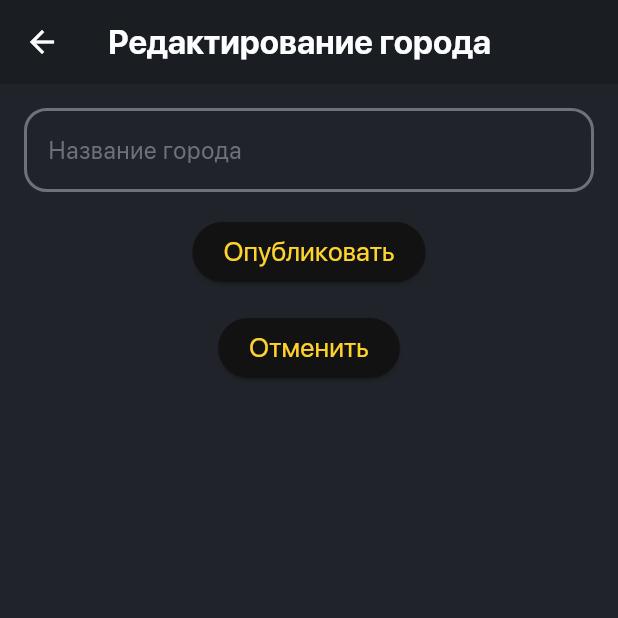
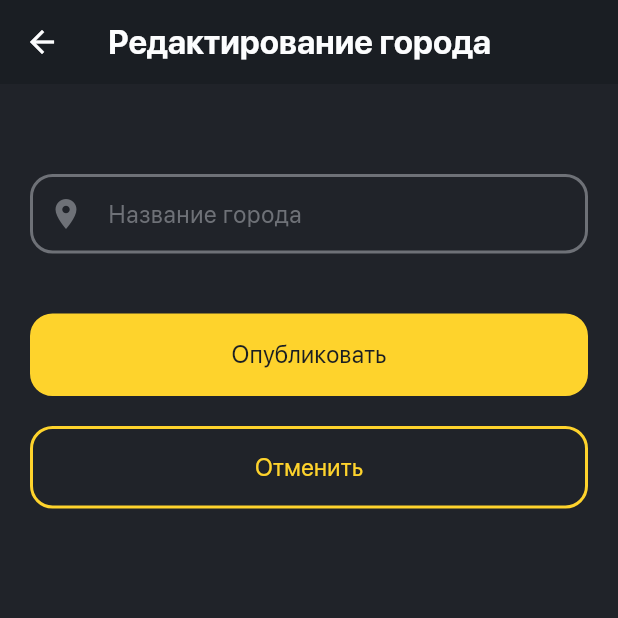
Before and after one commit to McAr0v/dvij_flutter, a Flutter app: the CityEditScreen screen opened directly, after a tap on "Опубликовать", after a tap on the "edit" icon, on a phone screen of 412 x 824 dp, the top half of it. Run offline on Flutter 3.47's test engine with Material 3 defaults, Android fonts, the phone set to English and light mode, and no system bars; our stand-ins replace firebase_auth, firebase_core, firebase_database, firebase_storage, flutter_svg, image_picker; accounts and stored records are empty; project files that could hold a hidden picture were left out.

Commit message:
Создан экран и виджет списка городов. Редактирую страницу создания/редактирования городов

```diff
--- a/lib/elements/cities_elements/city_element_in_cities_screen.dart
+++ b/lib/elements/cities_elements/city_element_in_cities_screen.dart
@@ -3,75 +3,83 @@ import '../../cities/city_class.dart';
 import '../../screens/cities_screens/city_add_or_edit_screen.dart';
 
 class CityElementInCitiesScreen extends StatelessWidget {
-  final List<City> cities;
+  final City city;
   final Function(String) onDeleteCity;
+  final int index;
 
-  const CityElementInCitiesScreen({Key? key, required this.cities, required this.onDeleteCity})
+  const CityElementInCitiesScreen({Key? key, required this.city, required this.onDeleteCity, required this.index})
       : super(key: key);
+
+  // ----- Виджет элемента списка городов на экране редактирования городов -----
 
   @override
   Widget build(BuildContext context) {
-    return _buildCitiesList();
-  }
 
-  Widget _buildCitiesList() {
-    if (cities.isEmpty) {
-      return Center(child: Text('Список городов пуст'));
-    } else {
-      return ListView.builder(
-        padding: const EdgeInsets.all(8.0),
-        itemCount: cities.length,
-        itemBuilder: (context, index) {
+    // ---- Все помещаем в колонку -----
     return Column(
       children: [
+
+        // ----- Теперь в строки
         Row(
           children: [
             // Порядковый номер строки
             Padding(
-                    padding: const EdgeInsets.all(8.0),
+              padding: const EdgeInsets.fromLTRB(0.0, 0.0, 10.0, 0.0),
               child: Text(
                 '${index + 1}.',
                 style: Theme.of(context).textTheme.labelMedium,
               ),
             ),
             // Название города и ID
+            // Expanded чтобы занимала все свободное пространство
             Expanded(
               child: Column(
                 crossAxisAlignment: CrossAxisAlignment.start,
                 children: [
+                  // --- Название города -----
                   Text(
-                          cities[index].name,
-                          style: Theme.of(context).textTheme.bodyLarge,
+                    city.name,
+                    style: Theme.of(context).textTheme.bodyMedium,
                   ),
-                        //SizedBox(height: 8.0),
+                  // ---- ID города -------
                   Text(
-                            'ID: ${cities[index].id}',
+                    'ID: ${city.id}',
                     style: Theme.of(context).textTheme.labelMedium,
                   ),
                 ],
               ),
             ),
+
             // Кнопки редактирования и удаления
             Row(
               children: [
+
+                // ---- Редактирование ----
                 IconButton(
                   icon: Icon(Icons.edit),
+                  // --- Уходим на экран редактирования -----
                   onPressed: () {
-                          Navigator.push(
+                    Navigator.pushReplacement(
                       context,
                       MaterialPageRoute(
-                              builder: (context) => CityEditScreen(city: cities[index]),
+                        builder: (context) => CityEditScreen(city: city),
                       ),
                     );
                   },
                 ),
+
+                // ---- Удаление ------
+
                 IconButton(
                   icon: Icon(Icons.delete),
+
+                  // ---- Запускаем функцию удаления города ----
+
                   onPressed: () async {
-                          String result = await City.deleteCity(cities[index].id);
+                    String result = await City.deleteCity(city.id);
 
                     if (result == 'success') {
-                            onDeleteCity(cities[index].id); // Уведомляем родительский виджет об удалении
+                      onDeleteCity(city.id); // Уведомляем родительский виджет об удалении
                       //TODO Сделать всплывающее оповещение что успешно
                     }
                   },
@@ -80,11 +88,10 @@ class CityElementInCitiesScreen extends StatelessWidget {
             ),
           ],
         ),
-              SizedBox(height: 16.0), // Расстояние между элементами
+
+        // ---- Расстояние между элементами -----
+        SizedBox(height: 15.0),
       ],
-          );
-        },
     );
   }
 }
-}
--- a/lib/screens/cities_screens/cities_list_screen.dart
+++ b/lib/screens/cities_screens/cities_list_screen.dart
@@ -1,6 +1,7 @@
 import 'package:flutter/material.dart';
 import '../../cities/city_class.dart';
 import '../../elements/cities_elements/city_element_in_cities_screen.dart';
+import '../../elements/loading_screen.dart';
 import '../../themes/app_colors.dart';
 import 'city_add_or_edit_screen.dart';
 
@@ -11,22 +12,43 @@ class CitiesListScreen extends StatefulWidget {
   _CitiesListScreenState createState() => _CitiesListScreenState();
 }
 
+// ---- Страница списка городов (Должна быть доступна только для админа)------
+
 class _CitiesListScreenState extends State<CitiesListScreen> {
+
+  // Список городов
   List<City> _cities = [];
-  bool _isAscending = true; // Переменная для отслеживания направления сортировки
 
+  // Переменная для отслеживания направления сортировки
+  bool _isAscending = true;
+
+  // Переменная, включающая экран загрузки
+  bool loading = true;
+
+  // --- Инициализируем состояние экрана ----
   @override
   void initState() {
     super.initState();
+
+    // Влючаем экран загрузки
+    loading = true;
+    // Получаем список городов
     _getCitiesFromDatabase();
+
   }
 
   @override
   Widget build(BuildContext context) {
     return Scaffold(
+      // --- Верхняя панель -----
       appBar: AppBar(
         title: Text('Список городов'),
+
+        // ---- Кнопки управления в AppBar ---
         actions: [
+
+          // СОРТИРОВКА
+
           IconButton(
             icon: Icon(
               Icons.sort,
@@ -37,38 +59,77 @@ class _CitiesListScreenState extends State<CitiesListScreen> {
               setState(() {
                 _isAscending = !_isAscending;
               });
-              // Обновляем список городов с новым направлением сортировки
-              _getCitiesFromDatabase();
+              // Сортируем список городов
+              City.sortCitiesByName(_cities, _isAscending);
             },
           ),
+
+          // Добавление нового города
+
           IconButton(
-            icon: Icon(Icons.add),
+            icon: const Icon(Icons.add),
+
+            // Переход на страницу создания города
             onPressed: () {
-              Navigator.push(
+              Navigator.pushReplacement(
                 context,
-                MaterialPageRoute(builder: (context) => CityEditScreen()),
+                MaterialPageRoute(
+                  builder: (context) => const CityEditScreen(),
+                ),
               );
             },
           ),
         ],
       ),
-      body: CityElementInCitiesScreen(
-        cities: _cities,
-        onDeleteCity: _onDeleteCity,
-      ),
+
+      // ----- Само тело экрана ------
+
+      body: Stack (
+        children: [
+          // --- ЕСЛИ ЭКРАН ЗАГРУЗКИ -----
+          if (loading) const LoadingScreen(loadingText: 'Подожди, идет загрузка городов')
+          // --- ЕСЛИ ГОРОДОВ НЕТ -----
+          else if (_cities.isEmpty) Center(child: Text('Список городов пуст'))
+          // --- ЕСЛИ ГОРОДА ЗАГРУЗИЛИСЬ
+          else ListView.builder(
+              // Открываем создатель списков
+                padding: const EdgeInsets.all(20.0),
+                itemCount: _cities.length,
+                // Шаблоны для элементов
+                itemBuilder: (context, index) {
+                  return CityElementInCitiesScreen(
+                      city: _cities[index],
+                      onDeleteCity: _onDeleteCity,
+                      index: index);
+                }
+            )
+        ],
+      )
     );
   }
 
+  // ---- Функция получения городов из БД -----
+
   Future<void> _getCitiesFromDatabase() async {
     try {
+      // --- Получаем список городов -----
       List<City> cities = await City.getCities(order: _isAscending);
+
+      // ---- Убираем экран загрузки -----
+      // ---- Подгружаем в переменную загруженные города -----
       setState(() {
+        loading = false;
         _cities = cities;
       });
     } catch (error) {
+      // TODO Сделать вывод всплывающего меню, если произошла ошибка
       print('Ошибка при получении городов: $error');
     }
   }
+
+  // ---- Функция удаления элемента из отображаемого списка ----
+  // ---- По факту, основной процесс происходит в виджете CityElementInCitiesScreen
+  // ---- Здесь он лишь убирается из видимого списка
 
   void _onDeleteCity(String cityId) {
     setState(() {
--- a/lib/screens/cities_screens/city_add_or_edit_screen.dart
+++ b/lib/screens/cities_screens/city_add_or_edit_screen.dart
@@ -1,3 +1,4 @@
+import 'package:dvij_flutter/elements/custom_button.dart';
 import 'package:flutter/material.dart';
 import '../../cities/city_class.dart';
 import 'cities_list_screen.dart'; // Импортируем экран списка городов
@@ -11,8 +12,17 @@ class CityEditScreen extends StatefulWidget {
   _CityEditScreenState createState() => _CityEditScreenState();
 }
 
+// ---- Экран редактирования или создания города ----
+
+// Принцип простой, если на экран не передается город, то это создание города
+// Если передается, то название города уже вбито, его можно редактировать
+
+// TODO При создании города Сделать проверку, существует ли уже город с таким названием?. Если да выводить всплывающее меню
+
 class _CityEditScreenState extends State<CityEditScreen> {
   final TextEditingController _cityNameController = TextEditingController();
+
+  // --- Инициализируем состояние ----
 
   @override
   void initState() {
@@ -28,29 +38,71 @@ class _CityEditScreenState extends State<CityEditScreen> {
     return Scaffold(
       appBar: AppBar(
         title: Text(widget.city != null ? 'Редактирование города' : 'Создание города'),
+
+        // Задаем особый выход на кнопку назад
+        // Чтобы не плодились экраны назад с разным списком городов
+
+        leading: IconButton(
+          icon: Icon(Icons.arrow_back),
+          onPressed: () {
+            Navigator.pushReplacement(
+              context,
+                MaterialPageRoute(
+                  builder: (context) => CitiesListScreen(),
+                ),
+            );
+          },
+        ),
       ),
+
+      // --- Само тело страницы ----
+
       body: Padding(
-        padding: const EdgeInsets.all(16.0),
+        padding: const EdgeInsets.all(20.0),
         child: Column(
           children: [
+            SizedBox(height: 40.0),
+
+            // ---- Поле ввода города ---
+
             TextField(
+              style: Theme.of(context).textTheme.bodyMedium,
+              keyboardType: TextInputType.text,
               controller: _cityNameController,
-              decoration: InputDecoration(labelText: 'Название города'),
+              decoration: const InputDecoration(
+                  labelText: 'Название города',
+                  prefixIcon: Icon(Icons.place),
+              ),
             ),
-            SizedBox(height: 16.0),
-            ElevatedButton(
-              onPressed: () {
-                _publishCity();
-              },
-              child: Text('Опубликовать'),
+
+            SizedBox(height: 40.0),
+
+            // ---- Кнопка опубликовать -----
+
+            // TODO Пока публикуется сделать экран загрузки
+            CustomButton(
+                buttonText: 'Опубликовать',
+                onTapMethod: (){
+                  _publishCity();
+                }
             ),
-            SizedBox(height: 16.0),
-            ElevatedButton(
-              onPressed: () {
-                Navigator.pop(context); // Возвращаемся на предыдущий экран
-              },
-              child: Text('Отменить'),
-            ),
+
+            SizedBox(height: 20.0),
+
+            // -- Кнопка отменить ----
+
+            CustomButton(
+                state: 'secondary',
+                buttonText: "Отменить",
+                onTapMethod: () {
+                  Navigator.pushReplacement(
+                    context,
+                    MaterialPageRoute(
+                      builder: (context) => CitiesListScreen(),
+                    ),
+                  );
+                }
+            )
           ],
         ),
       ),
@@ -73,6 +125,7 @@ class _CityEditScreenState extends State<CityEditScreen> {
     if (result == 'success'){
       // TODO - Сделать всплывающее оповещение
       // Возвращаемся на экран списка городов
+      // TODO - Вывести переход на страницу выше, за пределы виджета
       Navigator.pushReplacement(
         context,
         MaterialPageRoute(builder: (context) => CitiesListScreen()),
```
Lines whose indentation alone changed are shown as unchanged.
